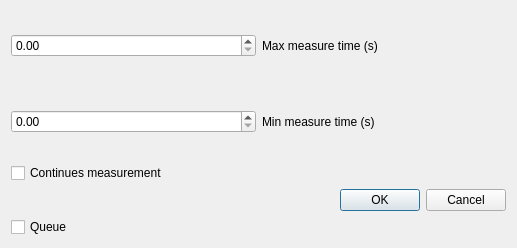
This is GUI3/MMS_Control/measuredialog.ui in casper2002casper/MSS as Qt 5 draws it before an edit. The edited form follows.
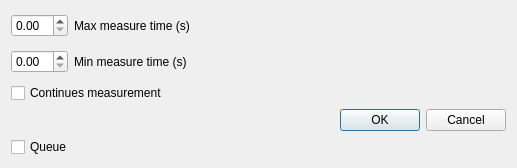
This is the edited form.

The edit to the form file:
```diff
--- a/GUI3/MMS_Control/measuredialog.ui
+++ b/GUI3/MMS_Control/measuredialog.ui
@@ -6,8 +6,8 @@
    <rect>
     <x>0</x>
     <y>0</y>
-    <width>513</width>
-    <height>248</height>
+    <width>517</width>
+    <height>168</height>
    </rect>
   </property>
   <property name="windowTitle">
@@ -17,7 +17,14 @@
    <item row="0" column="0">
     <layout class="QHBoxLayout" name="horizontalLayout">
      <item>
-      <widget class="QDoubleSpinBox" name="Maxmeasure"/>
+      <widget class="QDoubleSpinBox" name="Maxmeasure">
+       <property name="sizePolicy">
+        <sizepolicy hsizetype="Fixed" vsizetype="Fixed">
+         <horstretch>0</horstretch>
+         <verstretch>0</verstretch>
+        </sizepolicy>
+       </property>
+      </widget>
      </item>
      <item>
       <widget class="QLabel" name="label">
@@ -31,10 +38,23 @@
    <item row="1" column="0">
     <layout class="QHBoxLayout" name="horizontalLayout_2">
      <item>
-      <widget class="QDoubleSpinBox" name="Minmeasure"/>
+      <widget class="QDoubleSpinBox" name="Minmeasure">
+       <property name="sizePolicy">
+        <sizepolicy hsizetype="Fixed" vsizetype="Fixed">
+         <horstretch>0</horstretch>
+         <verstretch>0</verstretch>
+        </sizepolicy>
+       </property>
+      </widget>
      </item>
      <item>
       <widget class="QLabel" name="label_2">
+       <property name="sizePolicy">
+        <sizepolicy hsizetype="Preferred" vsizetype="Preferred">
+         <horstretch>0</horstretch>
+         <verstretch>0</verstretch>
+        </sizepolicy>
+       </property>
        <property name="text">
         <string>Min measure time (s)</string>
        </property>
```
